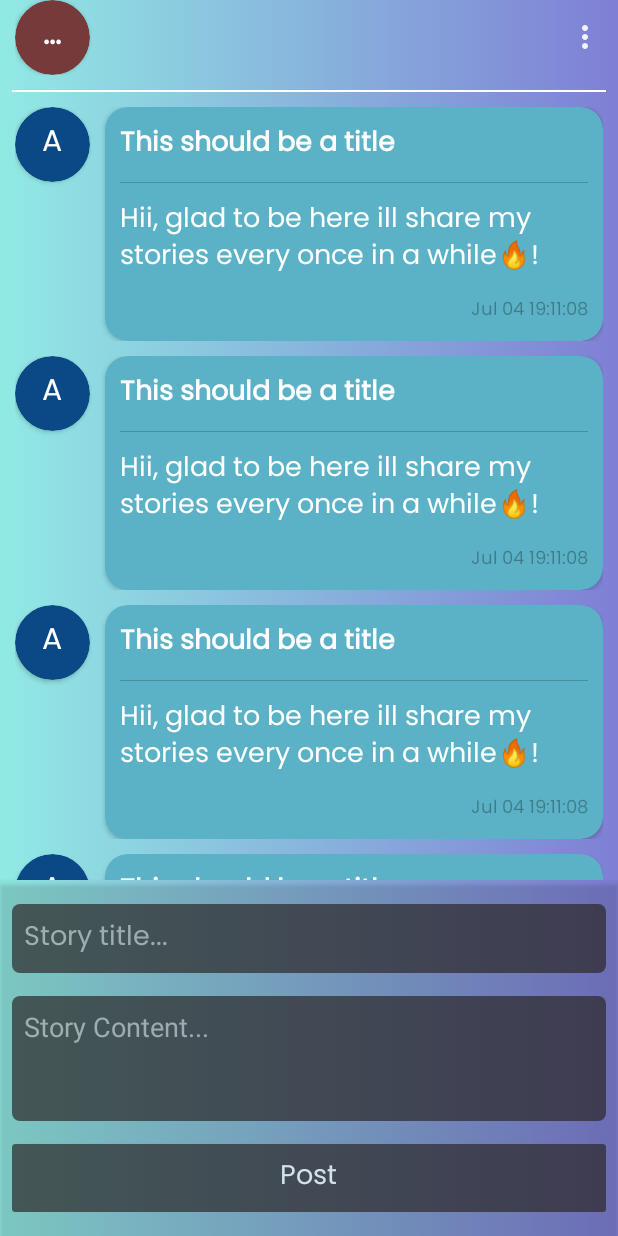
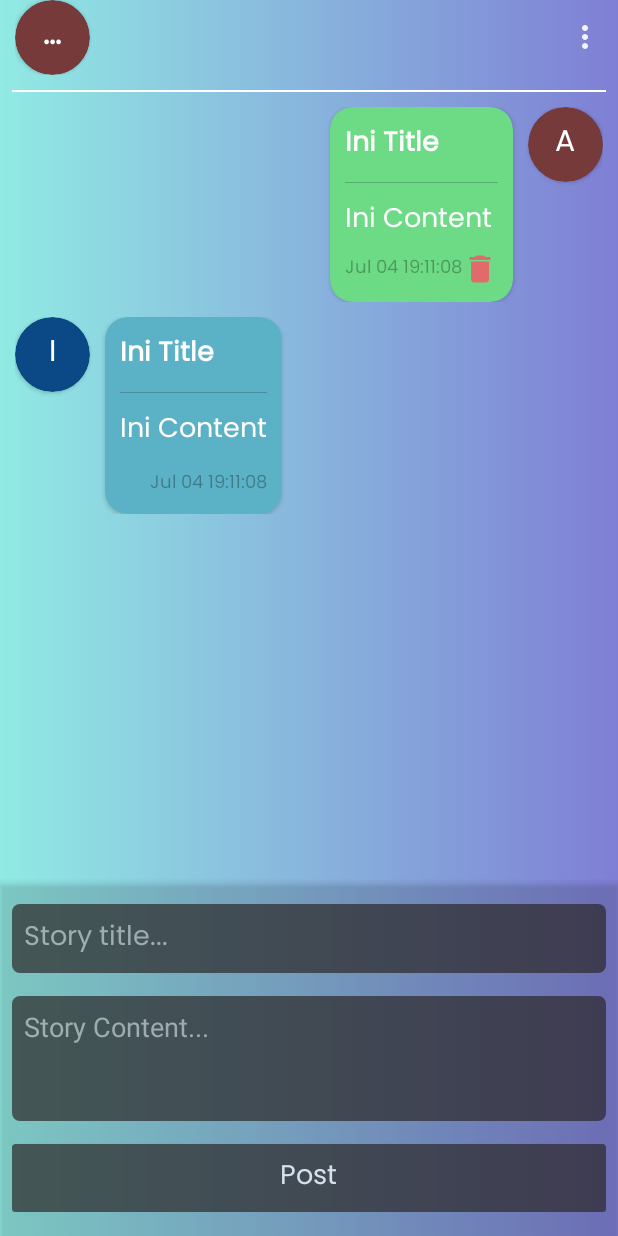
Before and after one commit to arkan481/short-twee-android, an Android app: the screen it shows after launch once a user with an empty profile is signed in (ChatActivity), on a phone screen of 412 x 824 dp. Run offline under Robolectric (Android 15) with nearby library versions, the phone set to English and light mode, and no system bars; our stand-ins replace Firebase (no records; nobody signed in at launch, a user with empty details on screens opened directly); 2 statements that could not run were skipped.

Commit message:
dynamic show was implemented for chat adapter

```diff
--- a/app/src/main/java/com/example/short_twee/ChatActivity.kt
+++ b/app/src/main/java/com/example/short_twee/ChatActivity.kt
@@ -10,6 +10,8 @@ import android.widget.PopupMenu
 import android.widget.TextView
 import androidx.recyclerview.widget.RecyclerView
 import com.example.short_twee.adapters.ChatAdapters
+import com.example.short_twee.models.Story
+import com.example.short_twee.models.User
 import com.google.firebase.auth.FirebaseAuth
 import com.google.firebase.auth.ktx.auth
 import com.google.firebase.ktx.Firebase
@@ -40,7 +42,26 @@ class ChatActivity : AppCompatActivity() {
     }
 
     private fun setupChatAdapter() {
-        chatAdapters = ChatAdapters()
+        val stories = ArrayList<Story>()
+        stories.add(
+            Story(
+                id = "debug",
+                title = "Ini Title",
+                content = "Ini Content",
+                createdAt = "Sun Jul 04 2021 19:11:08 GMT+0700 (Western Indonesia Time)",
+                user = User(id = FirebaseAuth.getInstance().currentUser!!.uid, name = FirebaseAuth.getInstance().currentUser!!.email!!)
+            )
+        )
+        stories.add(
+            Story(
+                id = "debug2",
+                title = "Ini Title",
+                content = "Ini Content",
+                createdAt = "Sun Jul 04 2021 19:11:08 GMT+0700 (Western Indonesia Time)",
+                user = User(id = "FirebaseAuth.getInstance().currentUser!!.uid", name = "iniendekocak")
+            )
+        )
+        chatAdapters = ChatAdapters(stories)
         rvChat.adapter = chatAdapters
     }
 
--- a/app/src/main/java/com/example/short_twee/adapters/ChatAdapters.kt
+++ b/app/src/main/java/com/example/short_twee/adapters/ChatAdapters.kt
@@ -1,36 +1,103 @@
 package com.example.short_twee.adapters
 
-import android.app.Activity
 import android.view.LayoutInflater
 import android.view.View
 import android.view.ViewGroup
+import android.widget.ImageButton
+import android.widget.TextView
 import androidx.recyclerview.widget.RecyclerView
 import com.example.short_twee.ChatActivity
 import com.example.short_twee.R
 import com.example.short_twee.UpdateDialog
+import com.example.short_twee.models.Story
+import com.google.firebase.auth.FirebaseAuth
 
-class ChatAdapters : RecyclerView.Adapter<ChatAdapters.ViewHolder>() {
+class ChatAdapters(private val stories: ArrayList<Story>? = null) :
+    RecyclerView.Adapter<RecyclerView.ViewHolder>() {
 
-    override fun onCreateViewHolder(parent: ViewGroup, viewType: Int): ViewHolder {
-        LayoutInflater.from(parent.context).inflate(R.layout.chat_receive_item, parent, false)
-            .let { view ->
-                return ViewHolder(view)
-            }
+    override fun onCreateViewHolder(parent: ViewGroup, viewType: Int): RecyclerView.ViewHolder {
+        if (viewType == 0) {
+            LayoutInflater.from(parent.context).inflate(R.layout.chat_send_item, parent, false)
+                .let { view ->
+                    return ViewHolderSend(view)
+                }
+        } else {
+            LayoutInflater.from(parent.context).inflate(R.layout.chat_receive_item, parent, false)
+                .let { view ->
+                    return ViewHolderReceive(view)
+                }
+        }
     }
 
-    override fun onBindViewHolder(holder: ViewHolder, position: Int) {
+    override fun onBindViewHolder(holder: RecyclerView.ViewHolder, position: Int) {
+        when(holder.itemViewType) {
+            0 -> {
+                val viewHolderSend = holder as ViewHolderSend
+                viewHolderSend.tvTitle.text = stories!![position].title
+                viewHolderSend.tvContent.text = stories!![position].content
+                viewHolderSend.tvDate.text = formatDate(stories!![position].createdAt)
+                viewHolderSend.tvAvatar.text = stories!![position].user.name.uppercase()[0].toString()
+            }
+            1 -> {
+                val viewHolderSend = holder as ViewHolderReceive
+                viewHolderSend.tvTitle.text = stories!![position].title
+                viewHolderSend.tvContent.text = stories!![position].content
+                viewHolderSend.tvDate.text = formatDate(stories!![position].createdAt)
+                viewHolderSend.tvAvatar.text = stories!![position].user.name.uppercase()[0].toString()
+            }
+        }
+    }
+
+    private fun formatDate(dateStr: String) : String {
+        return "${dateStr.split(' ')[1]} ${dateStr.split(' ')[2]} ${Regex("(?:[01]\\d|2[0-3]):(?:[0-5]\\d):(?:[0-5]\\d)").find(dateStr)?.value}"
     }
 
     override fun getItemCount(): Int {
-        return 10
+        return stories!!.size
     }
 
-    inner class ViewHolder(private val itemView: View) : RecyclerView.ViewHolder(itemView) {
+    override fun getItemViewType(position: Int): Int {
+        return if (stories?.get(position)?.user?.id === FirebaseAuth.getInstance().currentUser!!.uid) {
+            0
+        } else {
+            1
+        }
+    }
+
+    inner class ViewHolderSend(private val itemView: View) : RecyclerView.ViewHolder(itemView) {
+        var tvTitle: TextView
+        var tvContent: TextView
+        var tvDate: TextView
+        var tvAvatar: TextView
+        var ibDelete: ImageButton
+
         init {
-            itemView.setOnLongClickListener { view ->
-                UpdateDialog().show((itemView.context as ChatActivity).supportFragmentManager, "Update Story")
+            tvTitle = itemView.findViewById(R.id.tv_chat_title)
+            tvContent = itemView.findViewById(R.id.tv_chat_content)
+            tvDate = itemView.findViewById(R.id.tv_chat_date)
+            tvAvatar = itemView.findViewById(R.id.tv_chat_avatar)
+            ibDelete = itemView.findViewById(R.id.ib_chat_delete)
+
+            itemView.setOnLongClickListener {
+                UpdateDialog().show(
+                    (itemView.context as ChatActivity).supportFragmentManager,
+                    "Update Story"
+                )
                 true
             }
         }
     }
+
+    inner class ViewHolderReceive(private val itemView: View) : RecyclerView.ViewHolder(itemView) {
+        var tvTitle: TextView
+        var tvContent: TextView
+        var tvAvatar: TextView
+        var tvDate: TextView
+        init {
+            tvTitle = itemView.findViewById(R.id.tv_chat_title)
+            tvContent = itemView.findViewById(R.id.tv_chat_content)
+            tvDate = itemView.findViewById(R.id.tv_chat_date)
+            tvAvatar = itemView.findViewById(R.id.tv_chat_avatar)
+        }
+    }
 }
--- /dev/null
+++ b/app/src/main/java/com/example/short_twee/models/Story.kt
@@ -0,0 +1,9 @@
+package com.example.short_twee.models
+
+data class Story(
+    val id: String,
+    val title: String,
+    val content: String,
+    val createdAt: String,
+    val user: User
+)
--- /dev/null
+++ b/app/src/main/java/com/example/short_twee/models/User.kt
@@ -0,0 +1,6 @@
+package com.example.short_twee.models
+
+data class User(
+    val id: String,
+    val name: String
+)
--- a/app/src/main/res/layout/chat_receive_item.xml
+++ b/app/src/main/res/layout/chat_receive_item.xml
@@ -15,6 +15,7 @@
         app:cardCornerRadius="25dp">
 
         <TextView
+            android:id="@+id/tv_chat_avatar"
             android:layout_width="wrap_content"
             android:layout_height="wrap_content"
             android:layout_gravity="center"
@@ -39,6 +40,7 @@
             android:orientation="vertical">
 
             <TextView
+                android:id="@+id/tv_chat_title"
                 android:layout_width="wrap_content"
                 android:layout_height="wrap_content"
                 android:layout_gravity="left"
@@ -55,6 +57,7 @@
                 android:background="#33000000" />
 
             <TextView
+                android:id="@+id/tv_chat_content"
                 android:layout_width="wrap_content"
                 android:layout_height="wrap_content"
                 android:layout_gravity="left"
@@ -62,16 +65,17 @@
                 android:text="Hii, glad to be here ill share my stories every once in a while🔥!"
                 android:textColor="@android:color/white"
                 android:textSize="18sp" />
+
             <TextView
-                android:layout_gravity="right"
+                android:id="@+id/tv_chat_date"
                 android:layout_width="wrap_content"
                 android:layout_height="wrap_content"
+                android:layout_gravity="right"
                 android:layout_marginTop="10dp"
+                android:fontFamily="@font/poppins_regular"
                 android:text="Jul 04 19:11:08"
-                android:fontFamily="@font/poppins_regular"
-                android:textSize="12dp"
                 android:textColor="#4D000000"
-                />
+                android:textSize="12dp" />
         </LinearLayout>
     </androidx.cardview.widget.CardView>
 
--- a/app/src/main/res/layout/chat_send_item.xml
+++ b/app/src/main/res/layout/chat_send_item.xml
@@ -1,6 +1,7 @@
 <?xml version="1.0" encoding="utf-8"?>
 <LinearLayout xmlns:android="http://schemas.android.com/apk/res/android"
     xmlns:app="http://schemas.android.com/apk/res-auto"
+    android:id="@+id/lr_chat_send"
     android:layout_width="match_parent"
     android:layout_height="wrap_content"
     android:layout_marginBottom="10dp"
@@ -15,6 +16,7 @@
         app:cardCornerRadius="25dp">
 
         <TextView
+            android:id="@+id/tv_chat_avatar"
             android:layout_width="wrap_content"
             android:layout_height="wrap_content"
             android:layout_gravity="center"
@@ -39,6 +41,7 @@
             android:orientation="vertical">
 
             <TextView
+                android:id="@+id/tv_chat_title"
                 android:layout_width="wrap_content"
                 android:layout_height="wrap_content"
                 android:layout_gravity="left"
@@ -55,6 +58,7 @@
                 android:background="#33000000" />
 
             <TextView
+                android:id="@+id/tv_chat_content"
                 android:layout_width="wrap_content"
                 android:layout_height="wrap_content"
                 android:layout_gravity="left"
@@ -65,22 +69,23 @@
                 android:textSize="18sp" />
 
             <LinearLayout
-                android:layout_width="match_parent"
+                android:layout_width="wrap_content"
                 android:layout_height="wrap_content"
                 android:layout_marginTop="5dp"
                 android:orientation="horizontal">
 
                 <ImageButton
+                    android:id="@+id/ib_chat_delete"
                     android:layout_width="wrap_content"
                     android:layout_height="wrap_content"
                     android:background="@android:color/transparent"
                     android:src="@drawable/ic_baseline_delete_24" />
 
                 <TextView
-                    android:layout_width="wrap_content"
+                    android:id="@+id/tv_chat_date"
+                    android:layout_width="match_parent"
                     android:layout_height="wrap_content"
                     android:layout_gravity="center"
-                    android:layout_weight="1"
                     android:fontFamily="@font/poppins_regular"
                     android:text="Jul 04 19:11:08"
                     android:textColor="#4D000000"
```
